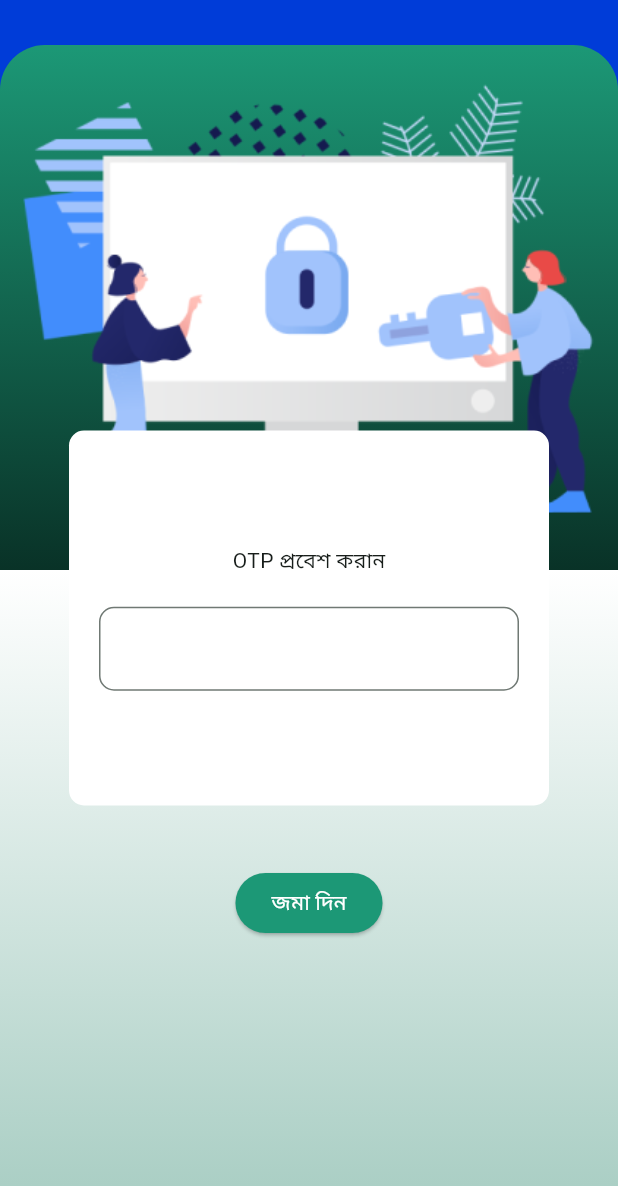
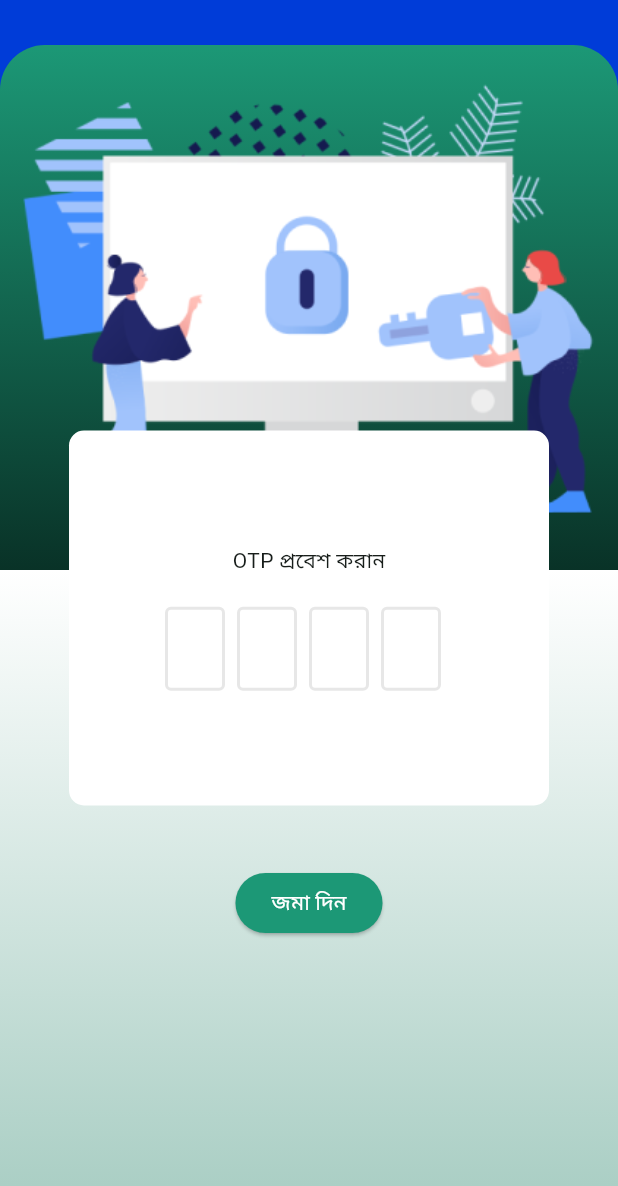
Before and after one commit to Milon3658/chicken_app, a Flutter app: the OtpView screen opened by its route, on a phone screen of 412 x 824 dp. Shown: the top 1186 px of the screen. Run offline on Flutter 3.47's test engine with Material 3 defaults, Android fonts, the phone set to English and light mode, and no system bars; drawn by our look-alikes of flutter_otp_text_field; our stand-ins replace flutter_toggle_tab, gap, get.

```diff
--- a/lib/app/modules/otp/views/otp_view.dart
+++ b/lib/app/modules/otp/views/otp_view.dart
@@ -2,6 +2,7 @@ import 'package:chicken/app/data/AppColors.dart';
 import 'package:chicken/app/modules/otp/controllers/otp_controller.dart';
 import 'package:chicken/app/routes/app_pages.dart';
 import 'package:flutter/material.dart';
+import 'package:flutter_otp_text_field/flutter_otp_text_field.dart';
 import 'package:gap/gap.dart';
 import 'package:get/get.dart';
 
@@ -88,12 +89,27 @@ class OtpView extends GetView<OtpController> {
                     Gap(20),
                     Padding(
                       padding: const EdgeInsets.symmetric(horizontal: 20),
-                      child: TextFormField(
-                        decoration: InputDecoration(
-                          border: OutlineInputBorder(
-                            borderRadius: BorderRadius.circular(10),
-                          ),
-                        ),
+                      child: OtpTextField(
+                        numberOfFields: 4,
+                        borderColor: Color(0xFF512DA8),
+                        //set to true to show as box or false to show as dash
+                        showFieldAsBox: true,
+                        //runs when a code is typed in
+                        onCodeChanged: (String code) {
+                          //handle validation or checks here
+                        },
+                        //runs when every textfield is filled
+                        onSubmit: (String verificationCode) {
+                          showDialog(
+                              context: context,
+                              builder: (context) {
+                                return AlertDialog(
+                                  title: Text("Verification Code"),
+                                  content:
+                                      Text('Code entered is $verificationCode'),
+                                );
+                              });
+                        }, // end onSubmit
                       ),
                     ),
                   ],
--- a/lib/app/routes/app_pages.dart
+++ b/lib/app/routes/app_pages.dart
@@ -22,6 +22,8 @@ import '../modules/delete_adds/bindings/delete_adds_binding.dart';
 import '../modules/delete_adds/views/delete_adds_view.dart';
 import '../modules/login/bindings/login_binding.dart';
 import '../modules/login/views/login_view.dart';
+import '../modules/login_form/bindings/login_form_binding.dart';
+import '../modules/login_form/views/login_form_view.dart';
 import '../modules/mainpage/bindings/mainpage_binding.dart';
 import '../modules/mainpage/views/mainpage_view.dart';
 import '../modules/membership/bindings/membership_binding.dart';
@@ -135,5 +137,10 @@ class AppPages {
       page: () => const OtpView(),
       binding: OtpBinding(),
     ),
+    GetPage(
+      name: _Paths.LOGIN_FORM,
+      page: () => const LoginFormView(),
+      binding: LoginFormBinding(),
+    ),
   ];
 }
--- a/lib/app/routes/app_routes.dart
+++ b/lib/app/routes/app_routes.dart
@@ -22,6 +22,7 @@ abstract class Routes {
   static const PAYMENT = _Paths.PAYMENT;
   static const LOGIN = _Paths.LOGIN;
   static const OTP = _Paths.OTP;
+  static const LOGIN_FORM = _Paths.LOGIN_FORM;
 }
 
 abstract class _Paths {
@@ -45,4 +46,5 @@ abstract class _Paths {
   static const PAYMENT = '/payment';
   static const LOGIN = '/login';
   static const OTP = '/otp';
+  static const LOGIN_FORM = '/login-form';
 }
```
Also changed, not shown: lib/app/modules/login_form/bindings/login_form_binding.dart (added, +12 -0 lines), lib/app/modules/login_form/controllers/login_form_controller.dart (added, +23 -0 lines), lib/app/modules/login_form/views/login_form_view.dart (added, +24 -0 lines).
